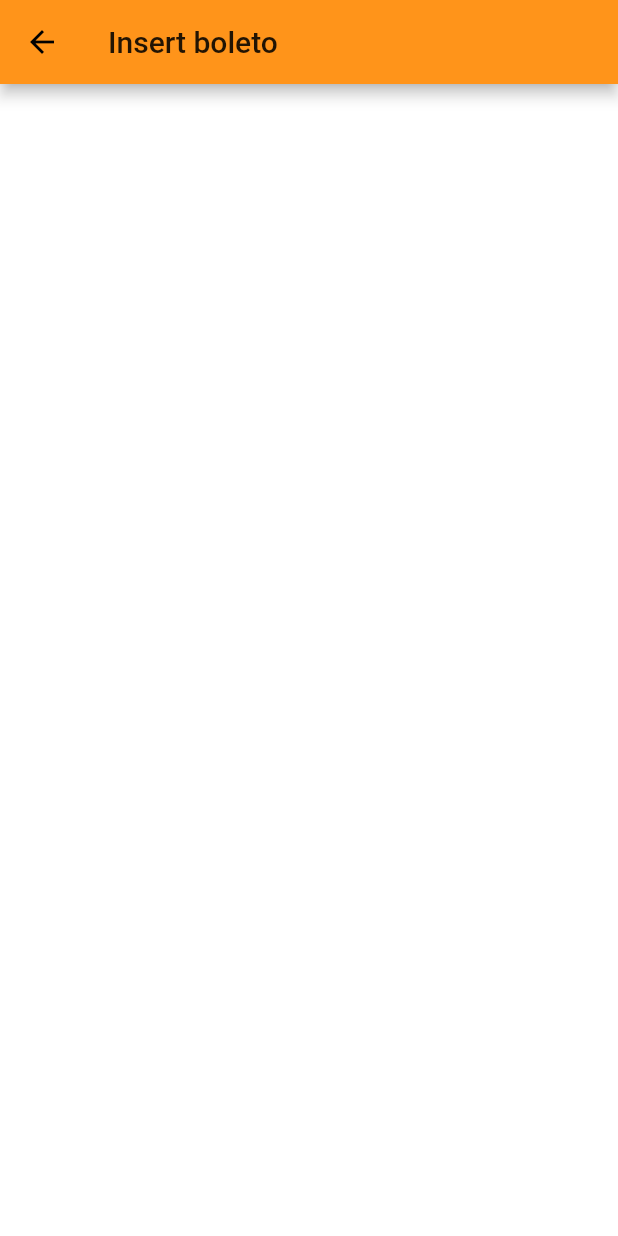
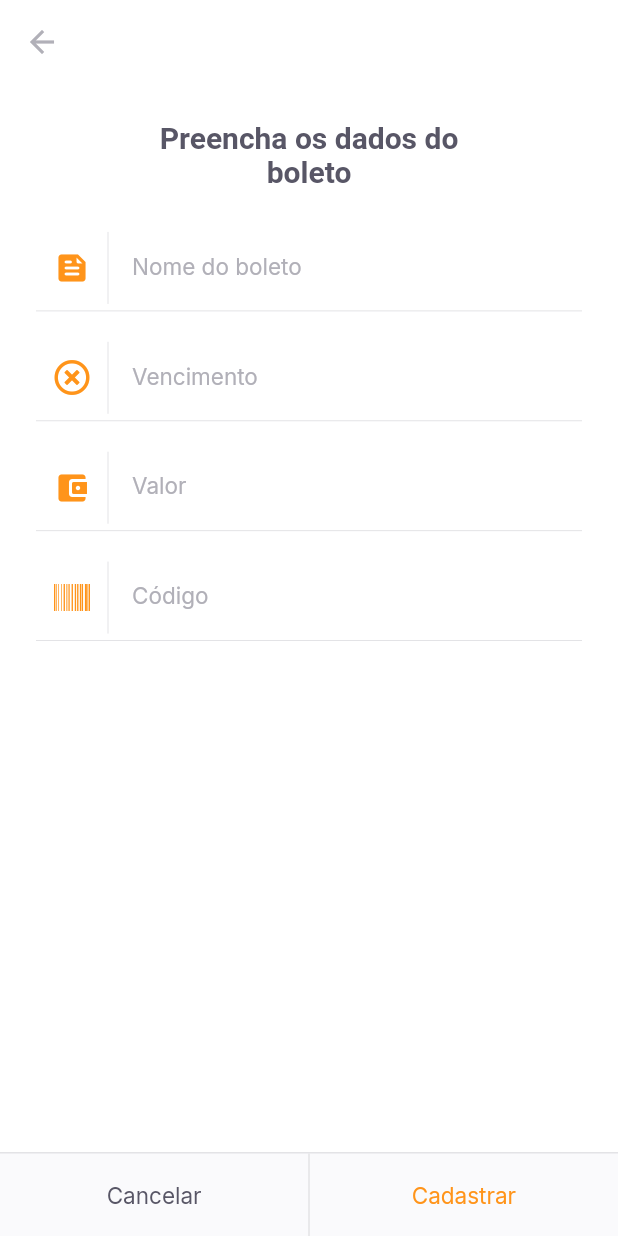
Before and after one commit to pedromneto97/nlw_together_payflow, a Flutter app: the InsertBoletoScreen screen opened by its route, on a phone screen of 412 x 824 dp. Run offline on Flutter 3.47's test engine with Material 2 defaults, Android fonts, the phone set to English and light mode, and no system bars; our stand-ins replace bloc, camera, firebase_core, flutter_bloc, font_awesome_flutter, google_fonts and 3 more; missing offline and left inert: google_ml_kit; accounts and stored records are empty.

Commit message:
feat: adiciona inputs e texto a tela

```diff
--- a/lib/modules/insert_boleto/insert_boleto_screen.dart
+++ b/lib/modules/insert_boleto/insert_boleto_screen.dart
@@ -1,15 +1,136 @@
 import 'package:flutter/material.dart';
+import 'package:font_awesome_flutter/font_awesome_flutter.dart';
 
-class InsertBoletoScreen extends StatelessWidget {
+import '../../shared/themes/colors.dart';
+import '../../shared/themes/text_styles.dart';
+import '../../shared/widgets/payflow_input/payflow_input.dart';
+import '../../shared/widgets/set_buttons/set_buttons.dart';
+
+class InsertBoletoScreen extends StatefulWidget {
   static const screenName = 'insert_boleto_screen';
 
   const InsertBoletoScreen({Key? key}) : super(key: key);
 
   @override
+  _InsertBoletoScreenState createState() => _InsertBoletoScreenState();
+}
+
+class _InsertBoletoScreenState extends State<InsertBoletoScreen> {
+  final TextEditingController ticketNameController = TextEditingController();
+  final TextEditingController expiresDateController = TextEditingController();
+  final TextEditingController amountController = TextEditingController();
+  final TextEditingController barcodeController = TextEditingController();
+
+  @override
+  void dispose() {
+    ticketNameController.dispose();
+    expiresDateController.dispose();
+    amountController.dispose();
+    barcodeController.dispose();
+
+    super.dispose();
+  }
+
+  @override
   Widget build(BuildContext context) {
     return Scaffold(
       appBar: AppBar(
-        title: const Text('Insert boleto'),
+        backgroundColor: AppColors.background,
+        leading: const BackButton(color: AppColors.input),
+        elevation: 0,
+      ),
+      body: Column(
+        crossAxisAlignment: CrossAxisAlignment.center,
+        children: [
+          Padding(
+            padding: const EdgeInsets.symmetric(horizontal: 93, vertical: 24),
+            child: Text(
+              'Preencha os dados do boleto',
+              style: TextStyles.titleBoldHeading,
+              textAlign: TextAlign.center,
+            ),
+          ),
+          Padding(
+            padding: const EdgeInsets.only(
+              left: 24,
+              right: 24,
+              bottom: 16,
+            ),
+            child: PayflowInput(
+              icon: Icons.feed_rounded,
+              label: 'Nome do boleto',
+              controller: ticketNameController,
+              validator: (value) {
+                if (value == null || value.isEmpty) {
+                  return 'Coloque uma descrição para seu boleto';
+                }
+                return null;
+              },
+            ),
+          ),
+          Padding(
+            padding: const EdgeInsets.only(
+              left: 24,
+              right: 24,
+              bottom: 16,
+            ),
+            child: PayflowInput(
+              icon: FontAwesomeIcons.timesCircle,
+              label: 'Vencimento',
+              controller: expiresDateController,
+              validator: (value) {
+                if (value == null || value.isEmpty) {
+                  return 'Coloque uma data de vencimento válida';
+                }
+                return null;
+              },
+            ),
+          ),
+          Padding(
+            padding: const EdgeInsets.only(
+              left: 24,
+              right: 24,
+              bottom: 16,
+            ),
+            child: PayflowInput(
+              icon: Icons.account_balance_wallet_rounded,
+              label: 'Valor',
+              controller: amountController,
+              validator: (value) {
+                if (value == null || value.isEmpty) {
+                  return 'Informe o valor do boleto';
+                }
+                return null;
+              },
+            ),
+          ),
+          Padding(
+            padding: const EdgeInsets.only(
+              left: 24,
+              right: 24,
+              bottom: 16,
+            ),
+            child: PayflowInput(
+              icon: FontAwesomeIcons.barcode,
+              label: 'Código',
+              controller: barcodeController,
+              validator: (value) {
+                if (value == null || value.isEmpty) {
+                  return 'Coloque o código do boleto';
+                }
+                return null;
+              },
+            ),
+          ),
+        ],
+      ),
+      bottomNavigationBar: SetButtons(
+        primaryLabel: 'Cancelar',
+        primaryOnPressed: () => Navigator.of(context).pop(),
+        secondaryLabel: 'Cadastrar',
+        secondaryOnPressed: () {},
+        hasBorderTop: true,
+        buttonPrimaryColor: Button.secondary,
       ),
     );
   }
```
